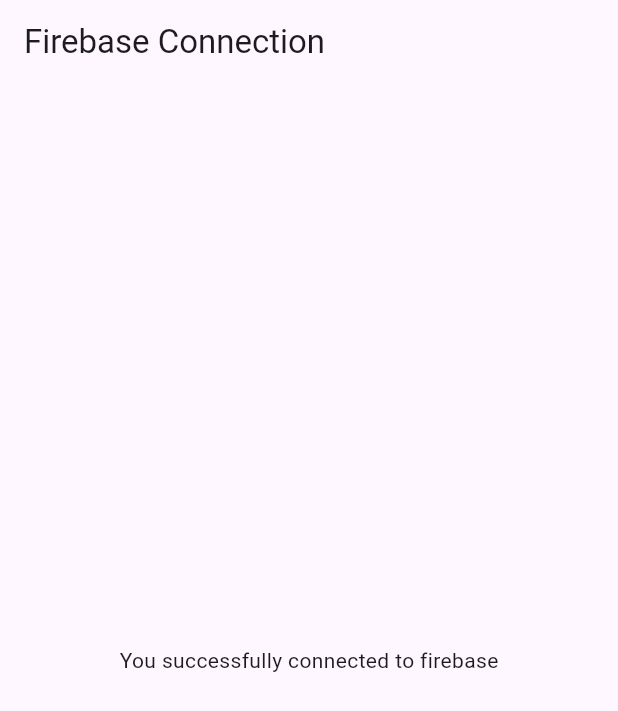
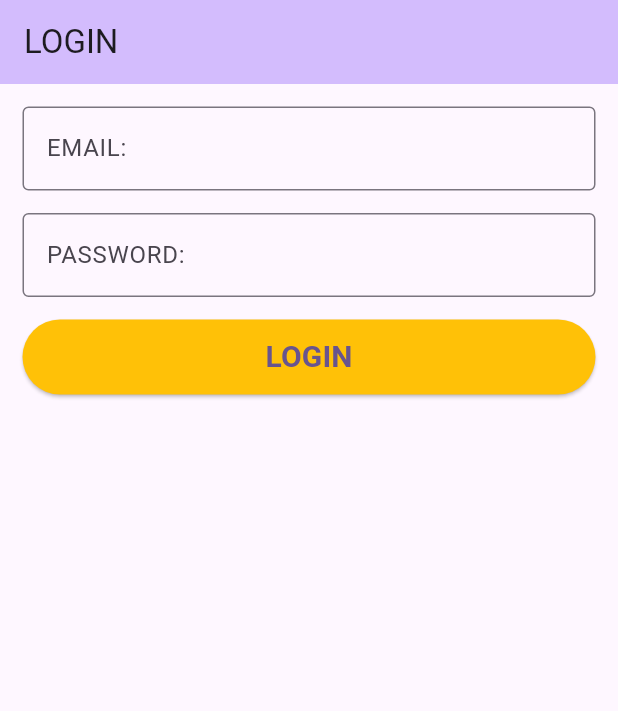
Before and after one commit to DocLoxic/flutter_firebase_example, a Flutter app: the screen it shows after launch, on a phone screen of 412 x 824 dp. Shown: the top 711 px of the screen. Run offline on Flutter 3.47's test engine with Material 2 defaults, Android fonts, the phone set to English and light mode, and no system bars; our stand-ins replace firebase_auth, firebase_core; accounts and stored records are empty.

Commit message:
made changes

```diff
--- /dev/null
+++ b/lib/authenticator.dart
@@ -0,0 +1,33 @@
+import 'package:firebase_auth/firebase_auth.dart';
+import 'package:flutter/material.dart';
+import 'package:flutter_firebase_example/login.dart';
+import 'package:flutter_firebase_example/page1.dart';
+
+class Authenticator extends StatefulWidget {
+  const Authenticator({super.key});
+
+  @override
+  State<Authenticator> createState() => _AuthenticatorState();
+}
+
+class _AuthenticatorState extends State<Authenticator> {
+  @override
+  Widget build(BuildContext context) {
+    return Scaffold(
+      body: StreamBuilder<User?>(
+        stream: FirebaseAuth.instance.authStateChanges(),
+        builder: (context, snapshot) {
+          if (snapshot.connectionState == ConnectionState.waiting) {
+            return const Center(
+              child: CircularProgressIndicator(),
+            );
+          } else if (snapshot.hasError) {
+            return const Page1();
+          } else {
+            return const Login();
+          }
+        },
+      ),
+    );
+  }
+}
--- /dev/null
+++ b/lib/login.dart
@@ -0,0 +1,141 @@
+import 'package:firebase_auth/firebase_auth.dart';
+import 'package:flutter/material.dart';
+import 'package:flutter_firebase_example/page1.dart';
+
+// ignore: must_be_immutable
+class Login extends StatefulWidget {
+  const Login({
+    super.key,
+  });
+
+  @override
+  State<Login> createState() => _LoginState();
+}
+
+class _LoginState extends State<Login> {
+  late String errormessage;
+  late bool isError;
+  TextEditingController email = TextEditingController();
+  TextEditingController password = TextEditingController();
+
+  @override
+  void initState() {
+    errormessage = "This is an error";
+    isError = false;
+    super.initState();
+  }
+
+  @override
+  void dispose() {
+    super.dispose();
+  }
+
+  var errortxtstyle = const TextStyle(
+    fontWeight: FontWeight.bold,
+    color: Colors.red,
+    letterSpacing: 1,
+    fontSize: 18,
+  );
+
+  textfield(ctrl, label, hint, obscure) => TextField(
+        obscureText: obscure,
+        controller: ctrl,
+        decoration: InputDecoration(
+          border: const OutlineInputBorder(),
+          labelText: label,
+          hintText: 'Enter your $hint',
+        ),
+        onChanged: (value) {},
+      );
+
+  Future checkLogin(username, password) async {
+    showDialog(
+      context: context,
+      useRootNavigator: false,
+      barrierDismissible: false,
+      builder: (context) => const Center(
+        child: CircularProgressIndicator(),
+      ),
+    );
+    try {
+      await FirebaseAuth.instance.signInWithEmailAndPassword(
+        email: username,
+        password: password,
+      );
+      setState(() {
+        errormessage = "";
+      });
+    } on FirebaseAuthException catch (e) {
+      setState(() {
+        errormessage = e.message.toString();
+      });
+      print(e);
+    }
+    Navigator.pop(context);
+    Navigator.of(context).push(
+      MaterialPageRoute(
+        builder: (context) => Page1(),
+      ),
+    );
+  }
+
+  @override
+  Widget build(BuildContext context) {
+    return Scaffold(
+      appBar: AppBar(
+        backgroundColor: Theme.of(context).colorScheme.inversePrimary,
+        title: const Text('LOGIN'),
+      ),
+      body: ListView(
+        children: [
+          Container(
+            margin: const EdgeInsets.symmetric(
+              horizontal: 15,
+            ),
+            child: Column(
+              mainAxisAlignment: MainAxisAlignment.center,
+              children: [
+                const SizedBox(
+                  height: 15,
+                ),
+                textfield(email, 'EMAIL:', 'email', false),
+                const SizedBox(
+                  height: 15,
+                ),
+                textfield(password, 'PASSWORD:', 'password', true),
+                const SizedBox(
+                  height: 15,
+                ),
+                ElevatedButton(
+                  style: ElevatedButton.styleFrom(
+                    backgroundColor: Colors.amber,
+                    minimumSize: const Size.fromHeight(50),
+                  ),
+                  onPressed: () {
+                    checkLogin(email.text, password.text);
+                  },
+                  child: const Text(
+                    style: TextStyle(
+                      fontSize: 20,
+                      fontWeight: FontWeight.bold,
+                    ),
+                    'LOGIN',
+                  ),
+                ),
+                const SizedBox(
+                  height: 5,
+                ),
+                (isError)
+                    ? Text(
+                        errormessage,
+                        style: errortxtstyle,
+                      )
+                    : Container(),
+              ],
+            ),
+          ),
+        ],
+      ),
+    );
+  }
+}
--- a/lib/main.dart
+++ b/lib/main.dart
@@ -1,5 +1,6 @@
 import 'package:firebase_core/firebase_core.dart';
 import 'package:flutter/material.dart';
+import 'package:flutter_firebase_example/authenticator.dart';
 import 'package:flutter_firebase_example/firebase_options.dart';
 import 'package:flutter_firebase_example/page1.dart';
 
@@ -23,7 +24,7 @@
         ),
         useMaterial3: true,
       ),
-      home: const Page1(),
+      home: const Authenticator(),
     );
   }
 }
--- a/pubspec.yaml
+++ b/pubspec.yaml
@@ -36,6 +36,8 @@
   # Use with the CupertinoIcons class for iOS style icons.
   cupertino_icons: ^1.0.2
   firebase_core: ^2.16.0
+  cloud_firestore: ^4.9.2
+  firebase_auth: ^4.10.0
 
 dev_dependencies:
   flutter_test:
```
Also changed, not shown: lib/page1.dart (+40 -2 lines), pubspec.lock, 4 other files.
